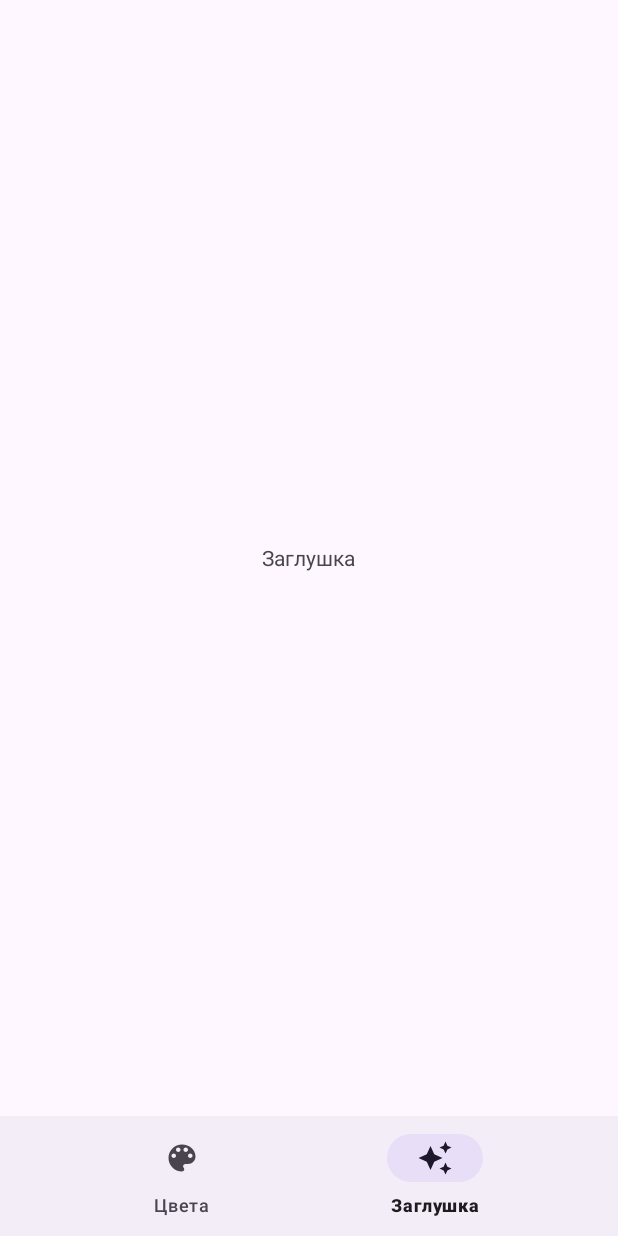
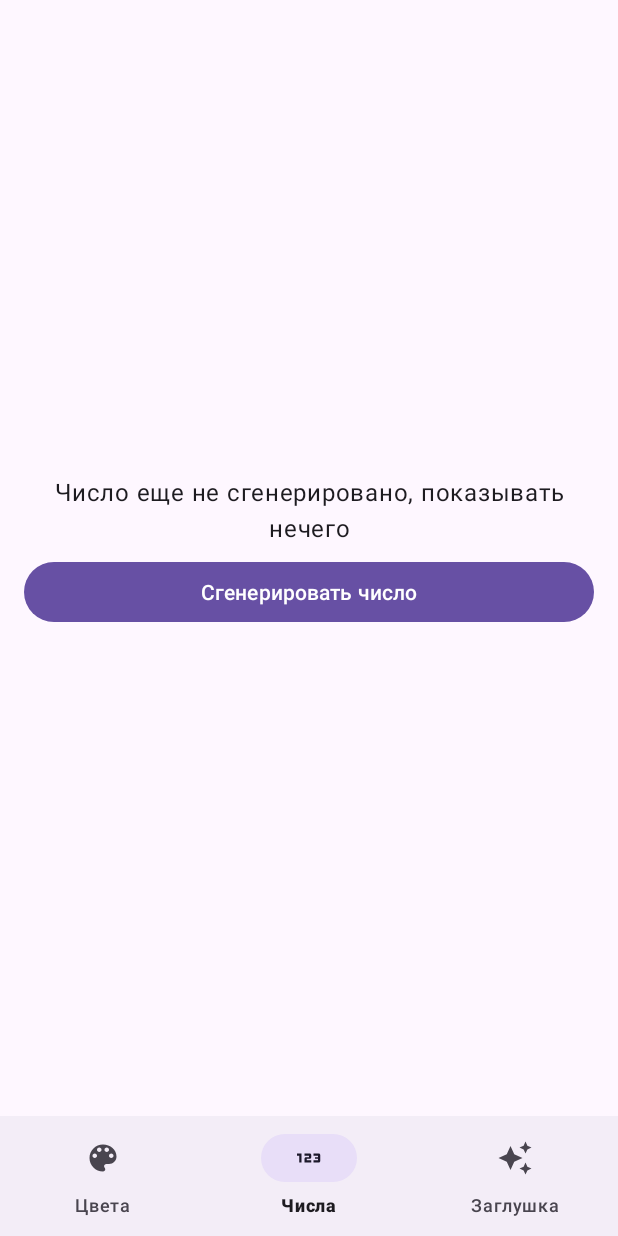
Before and after one commit to taasonei/navigation_study, an Android app: the screen it shows after launch (MainActivity), item 2 of the bottom bar chosen, on a phone screen of 412 x 824 dp. Run offline under Robolectric (Android 15) with nearby library versions, the phone set to English and light mode, and no system bars; our stand-ins replace navigation-ui.

Commit message:
add digits navigation

```diff
--- a/app/src/main/java/com/github/taasonei/navigation_study/TabsFragment.kt
+++ b/app/src/main/java/com/github/taasonei/navigation_study/TabsFragment.kt
@@ -6,6 +6,7 @@ import android.view.View
 import android.view.ViewGroup
 import androidx.fragment.app.Fragment
 import androidx.navigation.fragment.NavHostFragment
+import androidx.navigation.fragment.findNavController
 import androidx.navigation.ui.setupWithNavController
 import com.github.taasonei.navigation_study.databinding.FragmentTabsBinding
 
@@ -25,6 +26,8 @@ class TabsFragment : Fragment() {
         val navHostFragment = childFragmentManager.findFragmentById(R.id.tabsContainer) as NavHostFragment
         val navController = navHostFragment.navController
         binding.tabsBottomBar.setupWithNavController(navController)
+
+        findNavController()
     }
 
     override fun onDestroyView() {
--- /dev/null
+++ b/app/src/main/java/com/github/taasonei/navigation_study/digit/ui/DigitResultFragment.kt
@@ -0,0 +1,52 @@
+package com.github.taasonei.navigation_study.digit.ui
+
+import android.os.Bundle
+import android.view.LayoutInflater
+import android.view.View
+import android.view.ViewGroup
+import androidx.fragment.app.Fragment
+import androidx.navigation.fragment.findNavController
+import com.github.taasonei.navigation_study.R
+import com.github.taasonei.navigation_study.databinding.FragmentDigitResultBinding
+
+class DigitResultFragment : Fragment() {
+
+    private var _binding: FragmentDigitResultBinding? = null
+    private val binding get() = _binding!!
+
+    override fun onCreateView(inflater: LayoutInflater, container: ViewGroup?, savedInstanceState: Bundle?): View? {
+        _binding = FragmentDigitResultBinding.inflate(inflater, container, false)
+        return binding.root
+    }
+
+    override fun onViewCreated(view: View, savedInstanceState: Bundle?) {
+        super.onViewCreated(view, savedInstanceState)
+        initListeners()
+        binding.digitMainDescription.text = getString(R.string.empty_digit_title)
+    }
+
+    private fun initListeners() {
+        binding.digitMainGenerateButton.setOnClickListener {
+            findNavController().navigate(
+                R.id.action_digitResultFragment_to_digitGeneratorFragment
+            )
+        }
+
+        findNavController()
+            .currentBackStackEntry
+            ?.savedStateHandle
+            ?.getLiveData<Int>(KEY_DIGIT)
+            ?.observe(viewLifecycleOwner) { digit ->
+                binding.digitMainDescription.text = getString(R.string.generated_digit_title, digit.toString())
+            }
+    }
+
+    override fun onDestroy() {
+        super.onDestroy()
+        _binding = null
+    }
+
+    companion object {
+        const val KEY_DIGIT = "digit"
+    }
+}
--- /dev/null
+++ b/app/src/main/res/drawable/ic_digit.xml
@@ -0,0 +1,10 @@
+<vector android:height="24dp"
+    android:tint="#FFFFFF"
+    android:viewportHeight="24"
+    android:viewportWidth="24"
+    android:width="24dp"
+    xmlns:android="http://schemas.android.com/apk/res/android">
+    <path
+        android:fillColor="@android:color/white"
+        android:pathData="M7,15H5.5v-4.5H4V9h3V15zM13.5,13.5h-3v-1h2c0.55,0 1,-0.45 1,-1V10c0,-0.55 -0.45,-1 -1,-1H9v1.5h3v1h-2c-0.55,0 -1,0.45 -1,1V15h4.5V13.5zM19.5,14v-4c0,-0.55 -0.45,-1 -1,-1H15v1.5h3v1h-2v1h2v1h-3V15h3.5C19.05,15 19.5,14.55 19.5,14z" />
+</vector>
--- /dev/null
+++ b/app/src/main/res/layout/fragment_digit_result.xml
@@ -0,0 +1,26 @@
+<?xml version="1.0" encoding="utf-8"?>
+<LinearLayout xmlns:android="http://schemas.android.com/apk/res/android"
+    xmlns:tools="http://schemas.android.com/tools"
+    android:layout_width="match_parent"
+    android:layout_height="match_parent"
+    android:gravity="center"
+    android:orientation="vertical">
+
+    <com.google.android.material.textview.MaterialTextView
+        android:id="@+id/digitMainDescription"
+        style="?attr/textAppearanceBodyLarge"
+        android:layout_width="wrap_content"
+        android:layout_height="wrap_content"
+        android:layout_marginHorizontal="16dp"
+        android:textAlignment="center"
+        tools:text="Получено число: 42" />
+
+    <com.google.android.material.button.MaterialButton
+        android:id="@+id/digitMainGenerateButton"
+        android:layout_width="match_parent"
+        android:layout_height="wrap_content"
+        android:layout_marginHorizontal="16dp"
+        android:layout_marginVertical="8dp"
+        android:text="@string/digit_generate_title" />
+
+</LinearLayout>
--- a/app/src/main/res/menu/tabs_menu.xml
+++ b/app/src/main/res/menu/tabs_menu.xml
@@ -7,6 +7,11 @@
         android:title="@string/colors_title" />
 
     <item
+        android:id="@id/digitResultFragment"
+        android:icon="@drawable/ic_digit"
+        android:title="@string/digits_title" />
+
+    <item
         android:id="@id/stubFragment"
         android:icon="@drawable/ic_stub"
         android:title="@string/stub_title" />
--- a/app/src/main/res/navigation/tabs_nav_graph.xml
+++ b/app/src/main/res/navigation/tabs_nav_graph.xml
@@ -17,4 +17,20 @@
         android:label="StubFragment"
         tools:layout="@layout/fragment_stub" />
 
+    <fragment
+        android:id="@+id/digitResultFragment"
+        android:name="com.github.taasonei.navigation_study.digit.ui.DigitResultFragment"
+        android:label="DigitResultFragment"
+        tools:layout="@layout/fragment_digit_result">
+        <action
+            android:id="@+id/action_digitResultFragment_to_digitGeneratorFragment"
+            app:destination="@id/digitGeneratorFragment" />
+    </fragment>
+
+    <fragment
+        android:id="@+id/digitGeneratorFragment"
+        android:name="com.github.taasonei.navigation_study.digit.ui.DigitGeneratorFragment"
+        android:label="DigitGeneratorFragment"
+        tools:layout="@layout/fragment_digit_generator" />
+
 </navigation>
--- a/app/src/main/res/values/strings.xml
+++ b/app/src/main/res/values/strings.xml
@@ -2,4 +2,9 @@
     <string name="app_name">navigation_study</string>
     <string name="colors_title">Цвета</string>
     <string name="stub_title">Заглушка</string>
+    <string name="generated_digit_title">Сгенерированное число: %1$s</string>
+    <string name="digit_generate_title">Сгенерировать число</string>
+    <string name="return_digit_title">Вернуть число</string>
+    <string name="empty_digit_title">Число еще не сгенерировано, показывать нечего</string>
+    <string name="digits_title">Числа</string>
 </resources>
```
Also changed, not shown: app/src/main/java/com/github/taasonei/navigation_study/digit/data/DigitGenerator.kt (added, +8 -0 lines), app/src/main/java/com/github/taasonei/navigation_study/digit/presentation/DigitGeneratorViewModel.kt (added, +17 -0 lines), app/src/main/java/com/github/taasonei/navigation_study/digit/ui/DigitGeneratorFragment.kt (added, +69 -0 lines), app/src/main/res/layout/fragment_digit_generator.xml (added, +55 -0 lines).
